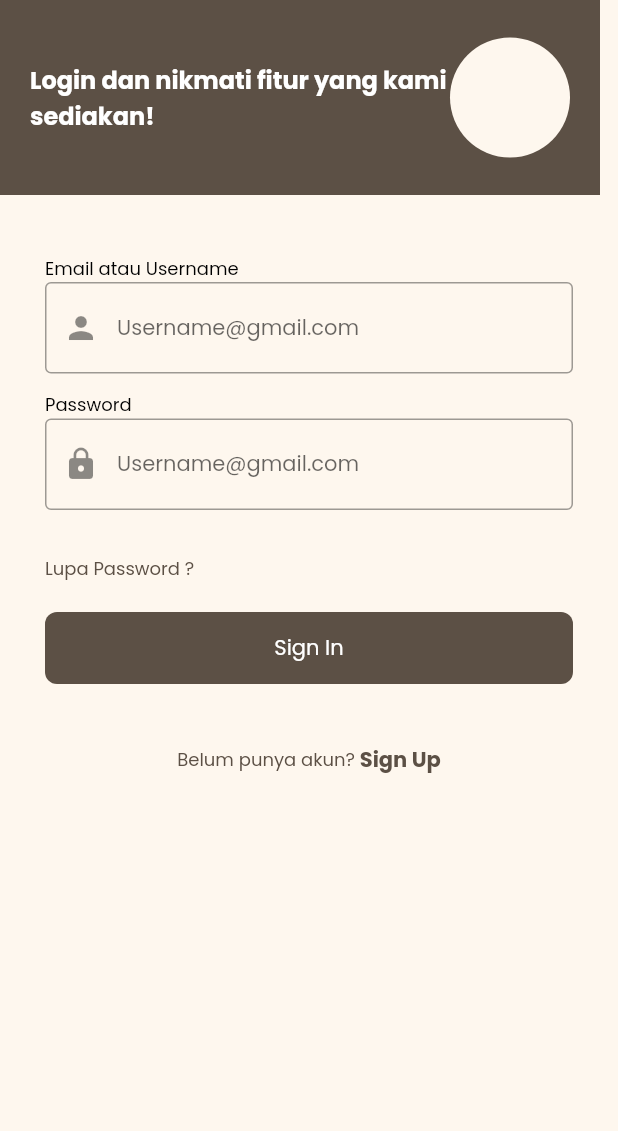
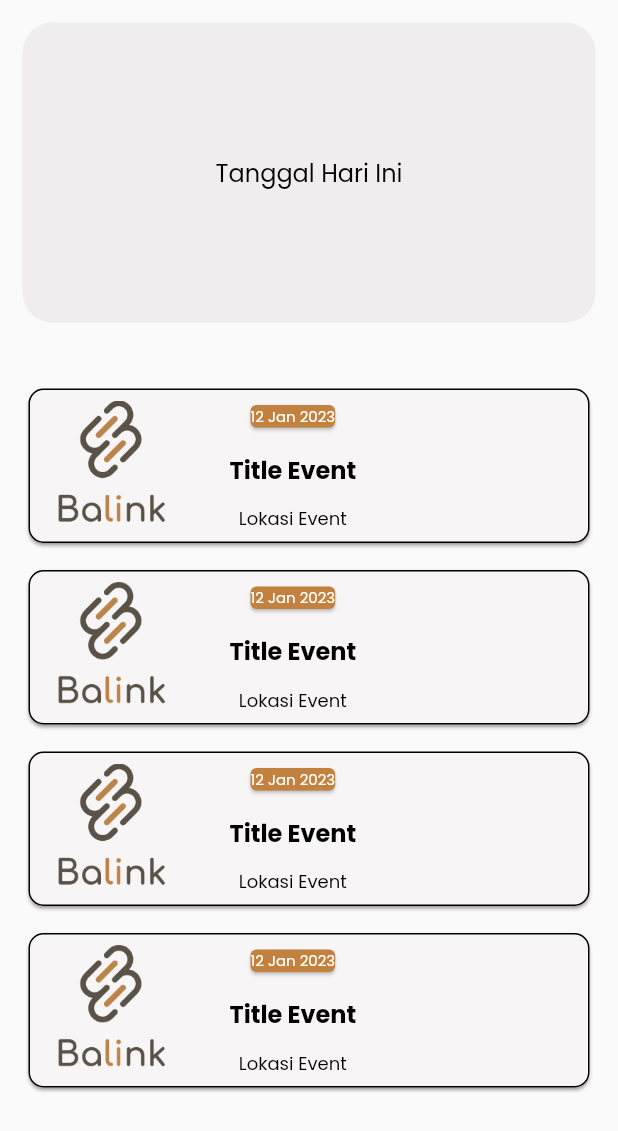
Before and after one commit to azrilnrr/CAPSTONE_ALTERRA_FLUTTER_K-8, a Flutter app: the screen it shows after launch, on a phone screen of 412 x 824 dp. Shown: the top 1131 px of the screen. Run offline on Flutter 3.47's test engine with Material 2 defaults, Android fonts, the phone set to English and light mode, and no system bars; our stand-ins replace google_fonts.

Commit message:
slicing1

```diff
--- a/capstone_flutter/lib/config/theme.dart
+++ b/capstone_flutter/lib/config/theme.dart
@@ -4,6 +4,8 @@ import 'package:google_fonts/google_fonts.dart';
 Color primaryColor = const Color(0xfffef7ee);
 Color secondaryColor = const Color(0xff5C5045);
 Color thirdColor = const Color(0xffC2813E);
+Color forthColor = const Color(0xffEFEDED);
+Color fifthColor = const Color(0xffF7F5F5);
 Color whiteColor = Colors.white;
 Color blackColor = Colors.black;
 
--- a/capstone_flutter/lib/main.dart
+++ b/capstone_flutter/lib/main.dart
@@ -1,4 +1,4 @@
-import 'package:capstone_flutter/view/login_screen.dart';
+import 'package:capstone_flutter/view/event_page/event.dart';
 import 'package:flutter/material.dart';
 
 void main() {
@@ -10,9 +10,9 @@ class MyApp extends StatelessWidget {
 
   @override
   Widget build(BuildContext context) {
-    return MaterialApp(
+    return const MaterialApp(
       debugShowCheckedModeBanner: false,
-      home: LoginScreen(),
+      home: EventPage(),
     );
   }
 }
--- /dev/null
+++ b/capstone_flutter/lib/view/event_page/event.dart
@@ -0,0 +1,125 @@
+import 'package:capstone_flutter/config/theme.dart';
+import 'package:flutter/material.dart';
+
+class EventPage extends StatefulWidget {
+  const EventPage({super.key});
+
+  @override
+  State<EventPage> createState() => _EventPageState();
+}
+
+class _EventPageState extends State<EventPage> {
+  @override
+  Widget build(BuildContext context) {
+    return Scaffold(
+      body: SingleChildScrollView(
+        scrollDirection: Axis.vertical,
+        child: Padding(
+          padding: const EdgeInsets.all(15.0),
+          child: Column(
+            children: [
+              Container(
+                alignment: Alignment.center,
+                decoration: BoxDecoration(
+                    shape: BoxShape.rectangle,
+                    borderRadius: BorderRadius.circular(20.0),
+                    color: forthColor),
+                width: 600,
+                height: 200,
+                child: Text('Tanggal Hari Ini',
+                    style: poppinsKecil.copyWith(
+                        fontSize: 16,
+                        fontWeight: FontWeight.w400,
+                        color: blackColor)),
+              ),
+              const SizedBox(
+                height: 40,
+              ),
+              const CardEvent(),
+              const SizedBox(
+                height: 10,
+              ),
+              const CardEvent(),
+              const SizedBox(
+                height: 10,
+              ),
+              const CardEvent(),
+              const SizedBox(
+                height: 10,
+              ),
+              const CardEvent()
+            ],
+          ),
+        ),
+      ),
+    );
+  }
+}
+
+class CardEvent extends StatelessWidget {
+  const CardEvent({
+    super.key,
+  });
+
+  @override
+  Widget build(BuildContext context) {
+    return Card(
+      shape: OutlineInputBorder(borderRadius: BorderRadius.circular(10)),
+      color: fifthColor,
+      shadowColor: secondaryColor,
+      child: Row(
+        children: [
+          Padding(
+            padding: const EdgeInsets.all(8.0),
+            child: ClipRRect(
+              borderRadius: BorderRadius.circular(10.0),
+              child: Image.asset(
+                'assets/logo.png',
+                width: 94,
+                height: 87,
+              ),
+            ),
+          ),
+          const SizedBox(
+            width: 24,
+          ),
+          Column(
+            mainAxisAlignment: MainAxisAlignment.start,
+            children: [
+              Card(
+                color: thirdColor,
+                child: Text(
+                  '12 Jan 2023',
+                  style: poppinsKecil.copyWith(
+                      fontSize: 10,
+                      fontWeight: FontWeight.w400,
+                      color: whiteColor),
+                ),
+              ),
+              const SizedBox(
+                height: 12,
+              ),
+              Text(
+                'Title Event',
+                style: poppinsKecil.copyWith(
+                    fontSize: 16,
+                    fontWeight: FontWeight.w700,
+                    color: blackColor),
+              ),
+              const SizedBox(
+                height: 12,
+              ),
+              Text(
+                'Lokasi Event',
+                style: poppinsKecil.copyWith(
+                    fontSize: 12,
+                    fontWeight: FontWeight.w400,
+                    color: blackColor),
+              )
+            ],
+          )
+        ],
+      ),
+    );
+  }
+}
--- a/capstone_flutter/pubspec.yaml
+++ b/capstone_flutter/pubspec.yaml
@@ -62,9 +62,9 @@ flutter:
   uses-material-design: true
 
   # To add assets to your application, add an assets section, like this:
-  # assets:
-  #   - images/a_dot_burr.jpeg
-  #   - images/a_dot_ham.jpeg
+  assets:
+    - assets/logo.png
+
 
   # An image asset can refer to one or more resolution-specific "variants", see
   # https://flutter.dev/assets-and-images/#resolution-aware
```
